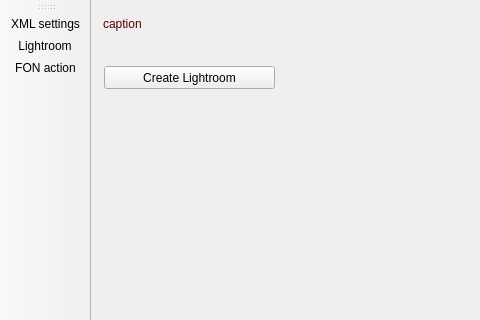
Qt form fonstudio/mainwindow.ui (edfm-tum/iland-model) before a commit; both pictures show x 0 to 480 and y 0 to 320 of the 869 by 551 pixel window.
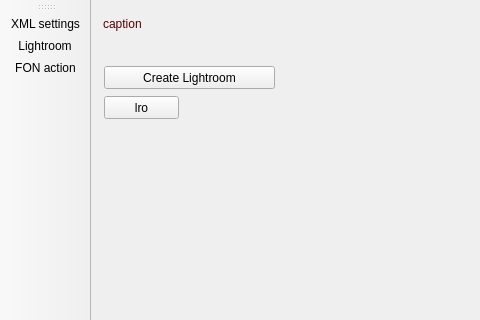
The same form after that commit. Icons and pictures are not drawn. Custom widgets are drawn as their Qt base class.

Diff of the .ui file:
```diff
--- a/fonstudio/mainwindow.ui
+++ b/fonstudio/mainwindow.ui
@@ -92,6 +92,19 @@
          <string>Create Lightroom</string>
         </property>
        </widget>
+       <widget class="QPushButton" name="testLRO">
+        <property name="geometry">
+         <rect>
+          <x>10</x>
+          <y>50</y>
+          <width>75</width>
+          <height>23</height>
+         </rect>
+        </property>
+        <property name="text">
+         <string>lro</string>
+        </property>
+       </widget>
       </widget>
       <widget class="QWidget" name="pageFON">
        <layout class="QVBoxLayout" name="verticalLayout_2">
```
Left out of the diff: 12 changed lines with no effect on the pictures.
